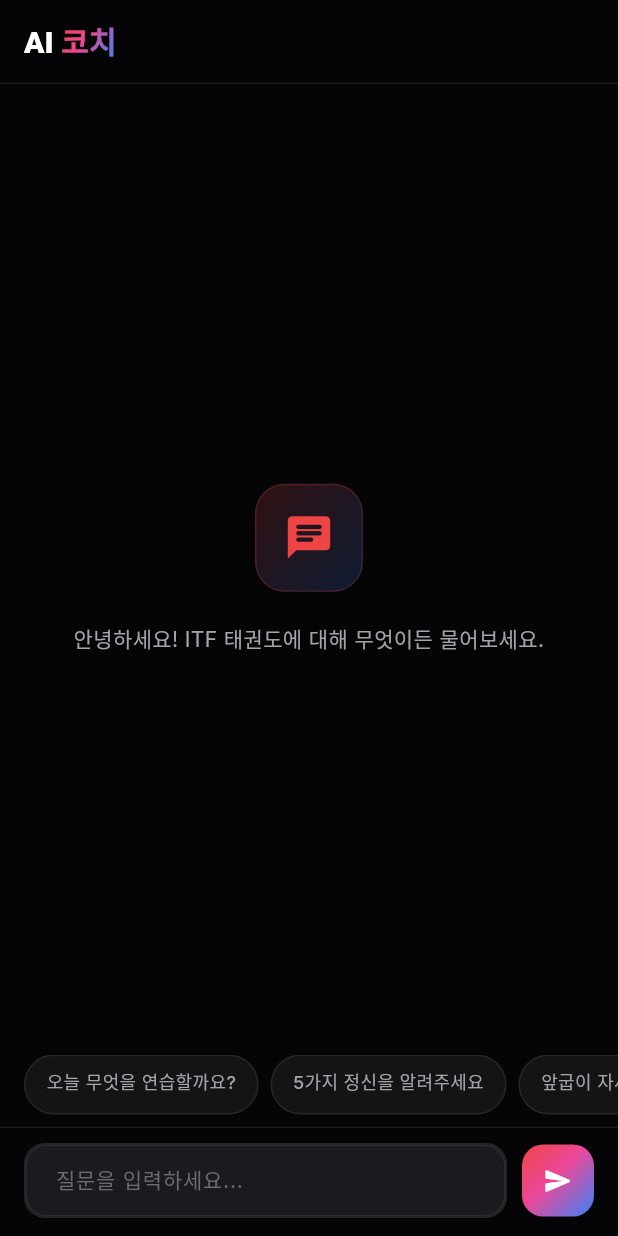
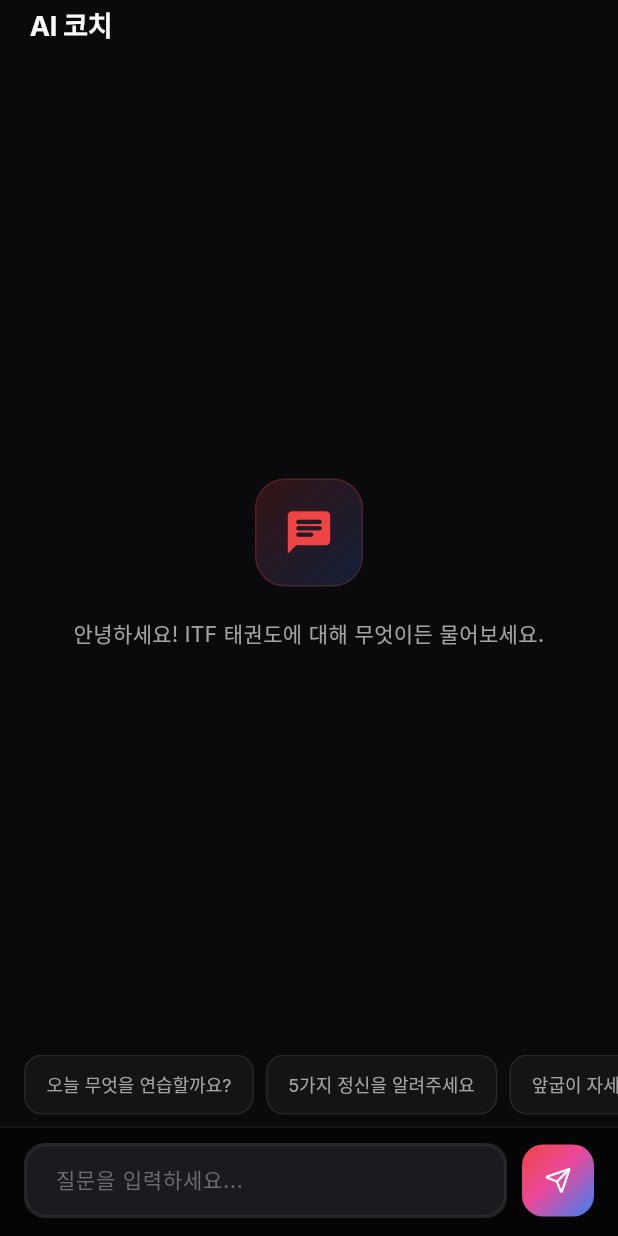
Before and after one commit to piney62/taekwon-design, a Flutter app: the CoachScreen screen opened by its route, on a phone screen of 412 x 824 dp. Run offline on Flutter 3.47's test engine with Material 3 defaults, Android fonts, the phone set to English and light mode, and no system bars; our stand-ins replace cached_network_image, chewie, dotted_border, easy_localization, fl_chart, flutter_riverpod and 9 more; missing offline and left inert: dart:html, dart:ui_web; accounts and stored records are empty.

Commit message:
Phase 3-8: redesign CoachScreen with design-system widgets
Co-Authored-By: Claude Sonnet 4.6 <noreply@anthropic.com>

```diff
--- a/ITF_Client/lib/features/coach/presentation/screens/coach_screen.dart
+++ b/ITF_Client/lib/features/coach/presentation/screens/coach_screen.dart
@@ -1,8 +1,11 @@
 import 'package:easy_localization/easy_localization.dart';
 import 'package:flutter/material.dart';
 import 'package:flutter_riverpod/flutter_riverpod.dart';
-import '../../../../core/theme/app_colors.dart';
-import '../../../../shared/widgets/grad_header_text.dart';
+import 'package:lucide_icons/lucide_icons.dart';
+import '../../../../core/theme/tul_gradients.dart';
+import '../../../../core/theme/tul_palette.dart';
+import '../../../../core/theme/tul_radius.dart';
+import '../../../../shared/widgets/tul_app_bar.dart';
 import '../../application/providers.dart';
 import '../widgets/composer_bar.dart';
 import '../widgets/message_bubble.dart';
@@ -42,6 +45,7 @@ class _CoachScreenState extends ConsumerState<CoachScreen> {
 
   @override
   Widget build(BuildContext context) {
+    final palette = context.tul;
     final coachState = ref.watch(coachControllerProvider);
 
     ref.listen(coachControllerProvider, (prev, next) {
@@ -49,14 +53,21 @@ class _CoachScreenState extends ConsumerState<CoachScreen> {
     });
 
     return Scaffold(
-      backgroundColor: AppColors.background,
+      backgroundColor: palette.stage,
       body: SafeArea(
         child: Column(
           children: [
-            _TopBar(
-              hasMessages: coachState.messages.isNotEmpty,
-              onClear: () =>
-                  ref.read(coachControllerProvider.notifier).clear(),
+            TulAppBar(
+              title: 'coach.title'.tr(),
+              onBack: Navigator.canPop(context)
+                  ? () => Navigator.pop(context)
+                  : null,
+              action: coachState.messages.isNotEmpty
+                  ? _ClearChip(
+                      onClear: () =>
+                          ref.read(coachControllerProvider.notifier).clear(),
+                    )
+                  : null,
             ),
             Expanded(
               child: coachState.messages.isEmpty
@@ -99,54 +110,35 @@ class _CoachScreenState extends ConsumerState<CoachScreen> {
   }
 }
 
-// ── Top bar ────────────────────────────────────────────────────────────────────
+// ── Clear chip ──────────────────────────────────────────────────────────────────
 
-class _TopBar extends StatelessWidget {
-  const _TopBar({required this.hasMessages, required this.onClear});
+class _ClearChip extends StatelessWidget {
+  const _ClearChip({required this.onClear});
 
-  final bool hasMessages;
   final VoidCallback onClear;
 
   @override
   Widget build(BuildContext context) {
-    final canPop = Navigator.canPop(context);
-    return Container(
-      height: 56,
-      padding: const EdgeInsets.symmetric(horizontal: 8),
-      decoration: BoxDecoration(
-        color: AppColors.background,
-        border: Border(bottom: BorderSide(color: AppColors.border)),
-      ),
-      child: Row(
-        children: [
-          if (canPop)
-            IconButton(
-              onPressed: () => Navigator.pop(context),
-              icon: const Icon(Icons.chevron_left, size: 28),
-              color: AppColors.text,
-            )
-          else
-            const SizedBox(width: 8),
-          GradHeaderText('coach.title'.tr(), fontSize: 20),
-          const Spacer(),
-          if (hasMessages)
-            IconButton(
-              tooltip: 'coach.clearChat'.tr(),
-              onPressed: onClear,
-              icon: Container(
-                width: 36,
-                height: 36,
-                decoration: BoxDecoration(
-                  color: AppColors.surface,
-                  borderRadius: BorderRadius.circular(10),
-                  border: Border.all(color: AppColors.border),
-                ),
-                child: const Icon(Icons.delete_sweep_outlined,
-                    size: 18, color: AppColors.textMuted),
-              ),
-              padding: EdgeInsets.zero,
+    final palette = context.tul;
+    return Tooltip(
+      message: 'coach.clearChat'.tr(),
+      child: Material(
+        color: palette.card,
+        borderRadius: TulRadius.brMd,
+        child: InkWell(
+          onTap: onClear,
+          borderRadius: TulRadius.brMd,
+          child: Container(
+            width: 40,
+            height: 40,
+            alignment: Alignment.center,
+            decoration: BoxDecoration(
+              borderRadius: TulRadius.brMd,
+              border: Border.all(color: palette.border),
             ),
-        ],
+            child: Icon(LucideIcons.trash2, size: 16, color: palette.text2),
+          ),
+        ),
       ),
     );
   }
@@ -160,6 +152,7 @@ class _EmptyState extends StatelessWidget {
 
   @override
   Widget build(BuildContext context) {
+    final palette = context.tul;
     return Column(
       children: [
         Expanded(
@@ -173,21 +166,21 @@ class _EmptyState extends StatelessWidget {
                     width: 72,
                     height: 72,
                     decoration: BoxDecoration(
-                      gradient: AppColors.gradSoft,
+                      gradient: TulGradients.brandSoft,
                       borderRadius: BorderRadius.circular(20),
                       border: Border.all(
-                          color: AppColors.primary.withValues(alpha: 0.2)),
+                          color: palette.primary.withValues(alpha: 0.2)),
                     ),
-                    child: const Icon(Icons.chat_rounded,
-                        size: 34, color: AppColors.primary),
+                    child: Icon(Icons.chat_rounded,
+                        size: 34, color: palette.primary),
                   ),
                   const SizedBox(height: 20),
                   Text(
                     'coach.welcomeMessage'.tr(),
                     textAlign: TextAlign.center,
-                    style: const TextStyle(
+                    style: TextStyle(
                       fontSize: 14,
-                      color: AppColors.textMuted,
+                      color: palette.text2,
                       height: 1.55,
                     ),
                   ),
@@ -210,6 +203,7 @@ class _TypingIndicator extends StatelessWidget {
 
   @override
   Widget build(BuildContext context) {
+    final palette = context.tul;
     return Padding(
       padding: const EdgeInsets.only(bottom: 8, right: 48),
       child: Row(
@@ -219,24 +213,24 @@ class _TypingIndicator extends StatelessWidget {
             padding:
                 const EdgeInsets.symmetric(horizontal: 16, vertical: 12),
             decoration: BoxDecoration(
-              color: AppColors.surface,
+              color: palette.card,
               borderRadius: const BorderRadius.only(
                 topLeft: Radius.circular(16),
                 topRight: Radius.circular(16),
                 bottomRight: Radius.circular(16),
                 bottomLeft: Radius.circular(4),
               ),
-              border: Border.all(color: AppColors.border),
+              border: Border.all(color: palette.border),
             ),
-            child: const SizedBox(
+            child: SizedBox(
               width: 32,
               height: 14,
               child: Row(
                 mainAxisAlignment: MainAxisAlignment.spaceBetween,
                 children: [
-                  _Dot(),
-                  _Dot(),
-                  _Dot(),
+                  _Dot(color: palette.text3),
+                  _Dot(color: palette.text3),
+                  _Dot(color: palette.text3),
                 ],
               ),
             ),
@@ -248,15 +242,16 @@ class _TypingIndicator extends StatelessWidget {
 }
 
 class _Dot extends StatelessWidget {
-  const _Dot();
+  const _Dot({required this.color});
+
+  final Color color;
 
   @override
   Widget build(BuildContext context) {
     return Container(
       width: 6,
       height: 6,
-      decoration: const BoxDecoration(
-          color: AppColors.textDisabled, shape: BoxShape.circle),
+      decoration: BoxDecoration(color: color, shape: BoxShape.circle),
     );
   }
 }
@@ -271,25 +266,25 @@ class _ErrorBar extends StatelessWidget {
 
   @override
   Widget build(BuildContext context) {
+    final palette = context.tul;
     return Container(
       width: double.infinity,
-      color: AppColors.primaryDeep.withValues(alpha: 0.3),
+      color: palette.primary.withValues(alpha: 0.15),
       padding: const EdgeInsets.fromLTRB(16, 10, 8, 10),
       child: Row(
         children: [
-          const Icon(Icons.error_outline, color: AppColors.primaryLight),
+          Icon(Icons.error_outline, color: palette.primary),
           const SizedBox(width: 8),
           Expanded(
             child: Text(
               message,
-              style: const TextStyle(
-                  fontSize: 13, color: AppColors.text),
+              style: TextStyle(fontSize: 13, color: palette.text),
             ),
           ),
           IconButton(
             icon: const Icon(Icons.close, size: 18),
             onPressed: onDismiss,
-            color: AppColors.textMuted,
+            color: palette.text2,
           ),
         ],
       ),
--- a/ITF_Client/lib/features/coach/presentation/widgets/composer_bar.dart
+++ b/ITF_Client/lib/features/coach/presentation/widgets/composer_bar.dart
@@ -1,7 +1,10 @@
 import 'package:easy_localization/easy_localization.dart';
 import 'package:flutter/material.dart';
+import 'package:lucide_icons/lucide_icons.dart';
 
-import '../../../../core/theme/app_colors.dart';
+import '../../../../core/theme/tul_gradients.dart';
+import '../../../../core/theme/tul_palette.dart';
+import '../../../../core/theme/tul_radius.dart';
 
 class ComposerBar extends StatefulWidget {
   const ComposerBar({
@@ -35,10 +38,11 @@ class _ComposerBarState extends State<ComposerBar> {
 
   @override
   Widget build(BuildContext context) {
+    final palette = context.tul;
     return Container(
       decoration: BoxDecoration(
-        color: AppColors.background,
-        border: Border(top: BorderSide(color: AppColors.border)),
+        color: palette.bg,
+        border: Border(top: BorderSide(color: palette.border)),
       ),
       padding: const EdgeInsets.fromLTRB(16, 10, 16, 12),
       child: SafeArea(
@@ -48,9 +52,9 @@ class _ComposerBarState extends State<ComposerBar> {
             Expanded(
               child: Container(
                 decoration: BoxDecoration(
-                  color: AppColors.surface,
-                  borderRadius: BorderRadius.circular(14),
-                  border: Border.all(color: AppColors.border),
+                  color: palette.card,
+                  borderRadius: TulRadius.brLg,
+                  border: Border.all(color: palette.border),
                 ),
                 child: TextField(
                   controller: _controller,
@@ -59,12 +63,11 @@ class _ComposerBarState extends State<ComposerBar> {
                   maxLines: 4,
                   textInputAction: TextInputAction.send,
                   onSubmitted: (_) => _submit(),
-                  style: const TextStyle(
-                      color: AppColors.text, fontSize: 14),
+                  style: TextStyle(color: palette.text, fontSize: 14),
                   decoration: InputDecoration(
                     hintText: 'coach.inputHint'.tr(),
-                    hintStyle: const TextStyle(
-                        color: AppColors.textDisabled, fontSize: 14),
+                    hintStyle:
+                        TextStyle(color: palette.text3, fontSize: 14),
                     border: InputBorder.none,
                     contentPadding: const EdgeInsets.symmetric(
                         horizontal: 16, vertical: 12),
@@ -79,15 +82,14 @@ class _ComposerBarState extends State<ComposerBar> {
                 duration: const Duration(milliseconds: 150),
                 width: 48,
                 height: 48,
+                alignment: Alignment.center,
                 decoration: BoxDecoration(
-                  gradient: widget.enabled
-                      ? AppColors.gradMain
-                      : null,
-                  color: widget.enabled ? null : AppColors.muted,
-                  borderRadius: BorderRadius.circular(14),
+                  gradient: widget.enabled ? TulGradients.brand : null,
+                  color: widget.enabled ? null : palette.muted,
+                  borderRadius: TulRadius.brLg,
                 ),
-                child: const Icon(Icons.send_rounded,
-                    size: 20, color: Colors.white),
+                child: const Icon(LucideIcons.send,
+                    size: 18, color: Colors.white),
               ),
             ),
           ],
--- a/ITF_Client/lib/features/coach/presentation/widgets/quick_questions.dart
+++ b/ITF_Client/lib/features/coach/presentation/widgets/quick_questions.dart
@@ -1,7 +1,9 @@
 import 'package:easy_localization/easy_localization.dart';
 import 'package:flutter/material.dart';
 
-import '../../../../core/theme/app_colors.dart';
+import '../../../../core/theme/tul_palette.dart';
+import '../../../../core/theme/tul_radius.dart';
+import '../../../../core/theme/tul_text_styles.dart';
 
 class QuickQuestions extends StatelessWidget {
   const QuickQuestions({super.key, required this.onTap});
@@ -17,6 +19,7 @@ class QuickQuestions extends StatelessWidget {
 
   @override
   Widget build(BuildContext context) {
+    final palette = context.tul;
     return SizedBox(
       height: 40,
       child: ListView.separated(
@@ -26,22 +29,23 @@ class QuickQuestions extends StatelessWidget {
         separatorBuilder: (_, _) => const SizedBox(width: 8),
         itemBuilder: (context, i) {
           final label = _keys[i].tr();
-          return GestureDetector(
+          return Material(
+            color: palette.card,
+            borderRadius: TulRadius.brMd,
+            child: InkWell(
               onTap: () => onTap(label),
+              borderRadius: TulRadius.brMd,
               child: Container(
                 padding:
                     const EdgeInsets.symmetric(horizontal: 14, vertical: 8),
                 decoration: BoxDecoration(
-                color: AppColors.surface,
-                borderRadius: BorderRadius.circular(20),
-                border: Border.all(color: AppColors.border),
+                  borderRadius: TulRadius.brMd,
+                  border: Border.all(color: palette.border),
                 ),
+                alignment: Alignment.center,
                 child: Text(
                   label,
-                style: const TextStyle(
-                  fontSize: 12,
-                  color: AppColors.textMuted,
-                  fontWeight: FontWeight.w500,
+                  style: TulTextStyles.small(color: palette.text2),
                 ),
               ),
             ),
```
Also changed, not shown: ITF_Client/lib/features/coach/presentation/widgets/message_bubble.dart (+16 -12 lines), 1 other file. Lines whose indentation alone changed are shown as unchanged.
